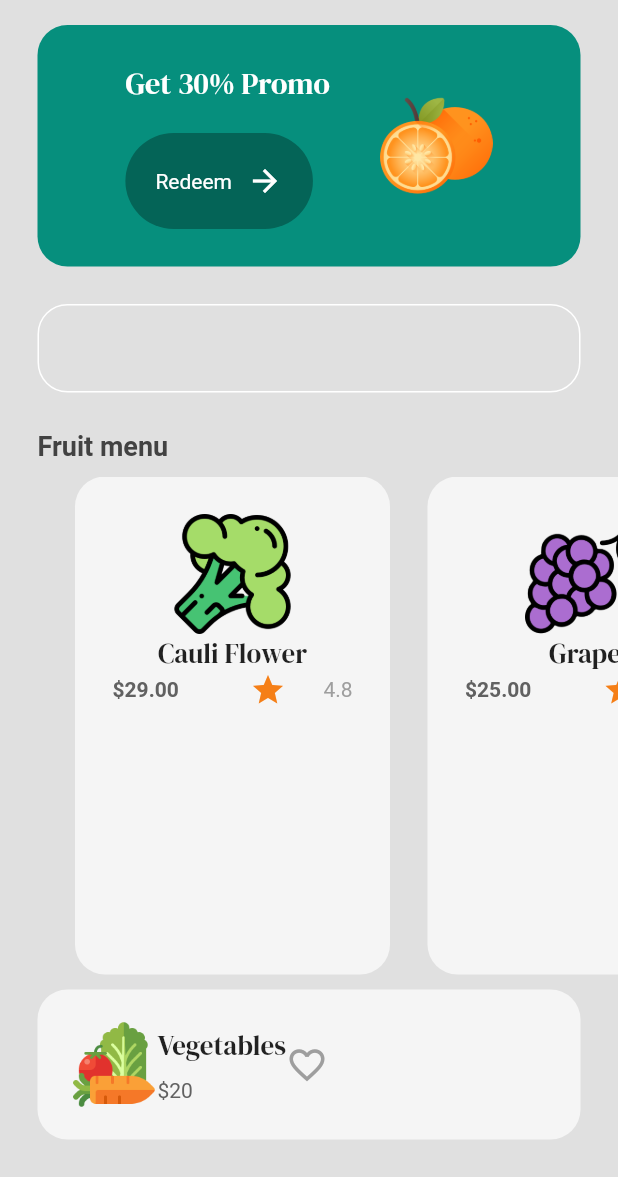
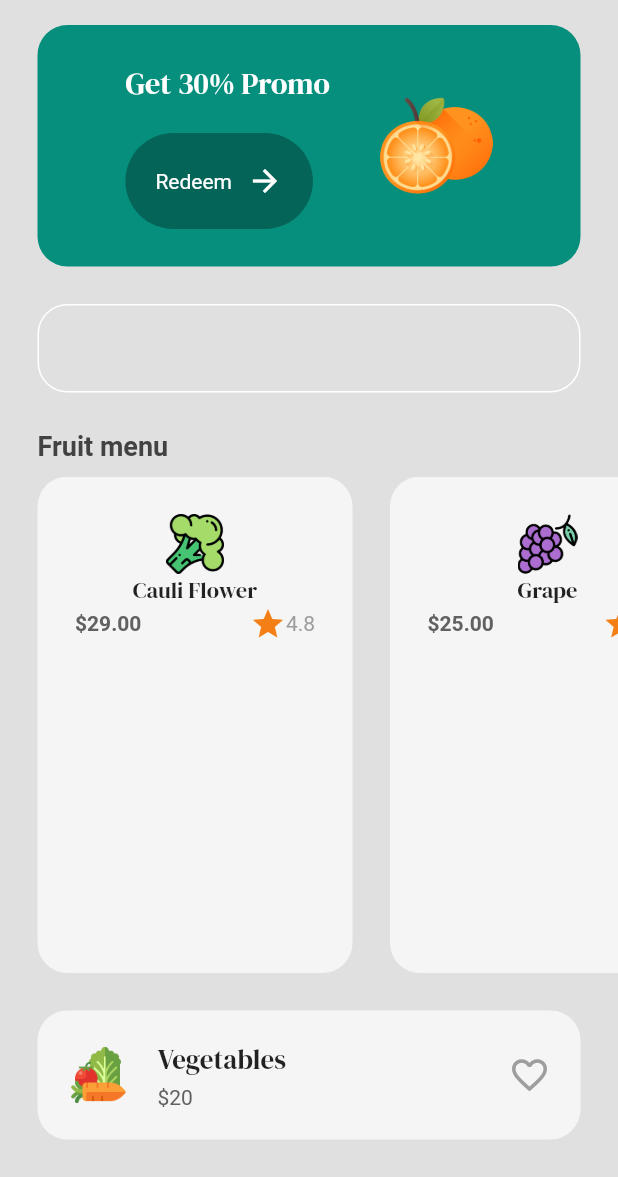
Before and after one commit to Semiteagain/groceries, a Flutter app: the MenuPage screen opened by its route, on a phone screen of 412 x 824 dp, the part 59-1236 px from its top. Run offline on Flutter 3.47's test engine with Material 2 defaults, Android fonts, the phone set to English and light mode, and no system bars; our stand-ins replace google_fonts.

Commit message:
settling the column

```diff
--- a/lib/components/fruit_tile.dart
+++ b/lib/components/fruit_tile.dart
@@ -19,14 +19,15 @@ class FruitTile extends StatelessWidget {
       margin: const EdgeInsets.only(left: 25),
       padding: const EdgeInsets.all(25),
       child: Column(
+        // crossAxisAlignment: CrossAxisAlignment.start,
         children: [
           Image.asset(
             fruit.imgPath,
-            height: 80,
+            height: 40,
           ),
           Text(
             fruit.name,
-            style: GoogleFonts.dmSerifDisplay(fontSize: 18),
+            style: GoogleFonts.dmSerifDisplay(fontSize: 15),
           ),
           SizedBox(
             width: 160,
@@ -46,12 +47,9 @@ class FruitTile extends StatelessWidget {
                       Icons.star,
                       color: Colors.yellow[900],
                     ),
-                    SizedBox(
-                      width: 25,
-                    ),
                     Text(
                       fruit.rating,
-                      style: TextStyle(
+                      style: const TextStyle(
                         color: Colors.grey,
                       ),
                     ),
--- a/lib/pages/menu_page.dart
+++ b/lib/pages/menu_page.dart
@@ -126,19 +126,16 @@ class _MenuPageState extends State<MenuPage> {
             height: 10,
           ),
           Expanded(
-            child: Padding(
-              padding: const EdgeInsets.only(left: 25.0),
-              child: ListView.builder(
-                scrollDirection: Axis.horizontal,
-                itemCount: fruitMenu.length,
-                itemBuilder: (context, index) => FruitTile(
-                  fruit: fruitMenu[index],
-                ),
+            child: ListView.builder(
+              scrollDirection: Axis.horizontal,
+              itemCount: fruitMenu.length,
+              itemBuilder: (context, index) => FruitTile(
+                fruit: fruitMenu[index],
               ),
             ),
           ),
           const SizedBox(
-            height: 10,
+            height: 25,
           ),
           Container(
             decoration: BoxDecoration(
@@ -147,13 +144,16 @@ class _MenuPageState extends State<MenuPage> {
             margin: const EdgeInsets.only(left: 25, right: 25, bottom: 25),
             padding: const EdgeInsets.all(20),
             child: Row(
+              mainAxisAlignment: MainAxisAlignment.spaceBetween,
               children: [
                 Row(
-                  mainAxisAlignment: MainAxisAlignment.spaceBetween,
                   children: [
                     Image.asset(
                       IntroConstants.introImage,
-                      height: 60,
+                      height: 40,
+                    ),
+                    const SizedBox(
+                      width: 20,
                     ),
                     Column(
                       crossAxisAlignment: CrossAxisAlignment.start,
@@ -165,7 +165,7 @@ class _MenuPageState extends State<MenuPage> {
                           ),
                         ),
                         const SizedBox(
-                          height: 10,
+                          height: 5,
                         ),
                         Text(
                           '\$20',
```
